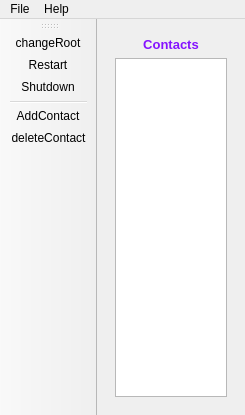
Before: the Qt Designer form client/qt/client.ui in LaKabane/tNETacle, drawn with Qt 5.
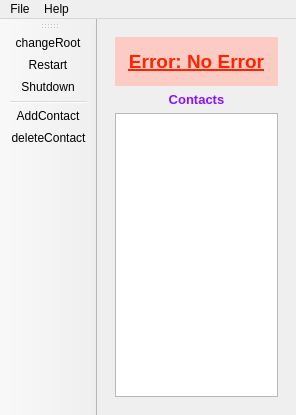
After: the same form once the commit is applied. Icons and pictures are not drawn.

Commit message: Now display error 3s in mainwindow.

The edit to the form file:
```diff
--- a/client/qt/client.ui
+++ b/client/qt/client.ui
@@ -6,7 +6,7 @@
    <rect>
     <x>0</x>
     <y>0</y>
-    <width>245</width>
+    <width>264</width>
     <height>415</height>
    </rect>
   </property>
@@ -22,10 +22,10 @@
   </property>
   <widget class="QWidget" name="centralwidget">
    <layout class="QGridLayout" name="gridLayout">
-    <item row="0" column="0">
+    <item row="1" column="0">
      <widget class="QWidget" name="widget" native="true">
       <layout class="QGridLayout" name="gridLayout_2">
-       <item row="0" column="0">
+       <item row="1" column="0">
         <widget class="QLabel" name="ContactsLabel">
          <property name="text">
           <string>&lt;!DOCTYPE HTML PUBLIC &quot;-//W3C//DTD HTML 4.0//EN&quot; &quot;http://www.w3.org/TR/REC-html40/strict.dtd&quot;&gt;
@@ -36,8 +36,494 @@
          </property>
         </widget>
        </item>
-       <item row="1" column="0">
-        <widget class="QListWidget" name="ContactsList"/>
+       <item row="2" column="0">
+        <widget class="QListWidget" name="ContactsList">
+         <property name="font">
+          <font>
+           <weight>50</weight>
+           <bold>false</bold>
+          </font>
+         </property>
+        </widget>
+       </item>
+       <item row="0" column="0">
+        <widget class="QWidget" name="error" native="true">
+         <property name="palette">
+          <palette>
+           <active>
+            <colorrole role="WindowText">
+             <brush brushstyle="SolidPattern">
+              <color alpha="255">
+               <red>0</red>
+               <green>0</green>
+               <blue>0</blue>
+              </color>
+             </brush>
+            </colorrole>
+            <colorrole role="Button">
+             <brush brushstyle="SolidPattern">
+              <color alpha="202">
+               <red>255</red>
+               <green>194</green>
+               <blue>184</blue>
+              </color>
+             </brush>
+            </colorrole>
+            <colorrole role="Light">
+             <brush brushstyle="SolidPattern">
+              <color alpha="202">
+               <red>255</red>
+               <green>255</green>
+               <blue>255</blue>
+              </color>
+             </brush>
+            </colorrole>
+            <colorrole role="Midlight">
+             <brush brushstyle="SolidPattern">
+              <color alpha="202">
+               <red>255</red>
+               <green>224</green>
+               <blue>219</blue>
+              </color>
+             </brush>
+            </colorrole>
+            <colorrole role="Dark">
+             <brush brushstyle="SolidPattern">
+              <color alpha="202">
+               <red>127</red>
+               <green>97</green>
+               <blue>92</blue>
+              </color>
+             </brush>
+            </colorrole>
+            <colorrole role="Mid">
+             <brush brushstyle="SolidPattern">
+              <color alpha="202">
+               <red>170</red>
+               <green>129</green>
+               <blue>123</blue>
+              </color>
+             </brush>
+            </colorrole>
+            <colorrole role="Text">
+             <brush brushstyle="SolidPattern">
+              <color alpha="255">
+               <red>0</red>
+               <green>0</green>
+               <blue>0</blue>
+              </color>
+             </brush>
+            </colorrole>
+            <colorrole role="BrightText">
+             <brush brushstyle="SolidPattern">
+              <color alpha="255">
+               <red>255</red>
+               <green>255</green>
+               <blue>255</blue>
+              </color>
+             </brush>
+            </colorrole>
+            <colorrole role="ButtonText">
+             <brush brushstyle="SolidPattern">
+              <color alpha="255">
+               <red>255</red>
+               <green>35</green>
+               <blue>0</blue>
+              </color>
+             </brush>
+            </colorrole>
+            <colorrole role="Base">
+             <brush brushstyle="SolidPattern">
+              <color alpha="255">
+               <red>255</red>
+               <green>255</green>
+               <blue>255</blue>
+              </color>
+             </brush>
+            </colorrole>
+            <colorrole role="Window">
+             <brush brushstyle="SolidPattern">
+              <color alpha="202">
+               <red>255</red>
+               <green>194</green>
+               <blue>184</blue>
+              </color>
+             </brush>
+            </colorrole>
+            <colorrole role="Shadow">
+             <brush brushstyle="SolidPattern">
+              <color alpha="255">
+               <red>216</red>
+               <green>147</green>
+               <blue>153</blue>
+              </color>
+             </brush>
+            </colorrole>
+            <colorrole role="HighlightedText">
+             <brush brushstyle="SolidPattern">
+              <color alpha="255">
+               <red>210</red>
+               <green>124</green>
+               <blue>154</blue>
+              </color>
+             </brush>
+            </colorrole>
+            <colorrole role="AlternateBase">
+             <brush brushstyle="SolidPattern">
+              <color alpha="228">
+               <red>255</red>
+               <green>224</green>
+               <blue>219</blue>
+              </color>
+             </brush>
+            </colorrole>
+            <colorrole role="ToolTipBase">
+             <brush brushstyle="SolidPattern">
+              <color alpha="255">
+               <red>255</red>
+               <green>255</green>
+               <blue>220</blue>
+              </color>
+             </brush>
+            </colorrole>
+            <colorrole role="ToolTipText">
+             <brush brushstyle="SolidPattern">
+              <color alpha="255">
+               <red>0</red>
+               <green>0</green>
+               <blue>0</blue>
+              </color>
+             </brush>
+            </colorrole>
+           </active>
+           <inactive>
+            <colorrole role="WindowText">
+             <brush brushstyle="SolidPattern">
+              <color alpha="255">
+               <red>0</red>
+               <green>0</green>
+               <blue>0</blue>
+              </color>
+             </brush>
+            </colorrole>
+            <colorrole role="Button">
+             <brush brushstyle="SolidPattern">
+              <color alpha="202">
+               <red>255</red>
+               <green>194</green>
+               <blue>184</blue>
+              </color>
+             </brush>
+            </colorrole>
+            <colorrole role="Light">
+             <brush brushstyle="SolidPattern">
+              <color alpha="202">
+               <red>255</red>
+               <green>255</green>
+               <blue>255</blue>
+              </color>
+             </brush>
+            </colorrole>
+            <colorrole role="Midlight">
+             <brush brushstyle="SolidPattern">
+              <color alpha="202">
+               <red>255</red>
+               <green>224</green>
+               <blue>219</blue>
+              </color>
+             </brush>
+            </colorrole>
+            <colorrole role="Dark">
+             <brush brushstyle="SolidPattern">
+              <color alpha="202">
+               <red>127</red>
+               <green>97</green>
+               <blue>92</blue>
+              </color>
+             </brush>
+            </colorrole>
+            <colorrole role="Mid">
+             <brush brushstyle="SolidPattern">
+              <color alpha="202">
+               <red>170</red>
+               <green>129</green>
+               <blue>123</blue>
+              </color>
+             </brush>
+            </colorrole>
+            <colorrole role="Text">
+             <brush brushstyle="SolidPattern">
+              <color alpha="255">
+               <red>0</red>
+               <green>0</green>
+               <blue>0</blue>
+              </color>
+             </brush>
+            </colorrole>
+            <colorrole role="BrightText">
+             <brush brushstyle="SolidPattern">
+              <color alpha="255">
+               <red>255</red>
+               <green>255</green>
+               <blue>255</blue>
+              </color>
+             </brush>
+            </colorrole>
+            <colorrole role="ButtonText">
+             <brush brushstyle="SolidPattern">
+              <color alpha="255">
+               <red>255</red>
+               <green>35</green>
+               <blue>0</blue>
+              </color>
+             </brush>
+            </colorrole>
+            <colorrole role="Base">
+             <brush brushstyle="SolidPattern">
+              <color alpha="255">
+               <red>255</red>
+               <green>255</green>
+               <blue>255</blue>
+              </color>
+             </brush>
+            </colorrole>
+            <colorrole role="Window">
+             <brush brushstyle="SolidPattern">
+              <color alpha="202">
+               <red>255</red>
+               <green>194</green>
+               <blue>184</blue>
+              </color>
+             </brush>
+            </colorrole>
+            <colorrole role="Shadow">
+             <brush brushstyle="SolidPattern">
+              <color alpha="255">
+               <red>216</red>
+               <green>147</green>
+               <blue>153</blue>
+              </color>
+             </brush>
+            </colorrole>
+            <colorrole role="HighlightedText">
+             <brush brushstyle="SolidPattern">
+              <color alpha="255">
+               <red>210</red>
+               <green>124</green>
+               <blue>154</blue>
+              </color>
+             </brush>
+            </colorrole>
+            <colorrole role="AlternateBase">
+             <brush brushstyle="SolidPattern">
+              <color alpha="228">
+               <red>255</red>
+               <green>224</green>
+               <blue>219</blue>
+              </color>
+             </brush>
+            </colorrole>
+            <colorrole role="ToolTipBase">
+             <brush brushstyle="SolidPattern">
+              <color alpha="255">
+               <red>255</red>
+               <green>255</green>
+               <blue>220</blue>
+              </color>
+             </brush>
+            </colorrole>
+            <colorrole role="ToolTipText">
+             <brush brushstyle="SolidPattern">
+              <color alpha="255">
+               <red>0</red>
+               <green>0</green>
+               <blue>0</blue>
+              </color>
+             </brush>
+            </colorrole>
+           </inactive>
+           <disabled>
+            <colorrole role="WindowText">
+             <brush brushstyle="SolidPattern">
+              <color alpha="202">
+               <red>127</red>
+               <green>97</green>
+               <blue>92</blue>
+              </color>
+             </brush>
+            </colorrole>
+            <colorrole role="Button">
+             <brush brushstyle="SolidPattern">
+              <color alpha="202">
+               <red>255</red>
+               <green>194</green>
+               <blue>184</blue>
+              </color>
+             </brush>
+            </colorrole>
+            <colorrole role="Light">
+             <brush brushstyle="SolidPattern">
+              <color alpha="202">
+               <red>255</red>
+               <green>255</green>
+               <blue>255</blue>
+              </color>
+             </brush>
+            </colorrole>
+            <colorrole role="Midlight">
+             <brush brushstyle="SolidPattern">
+              <color alpha="202">
+               <red>255</red>
+               <green>224</green>
+               <blue>219</blue>
+              </color>
+             </brush>
+            </colorrole>
+            <colorrole role="Dark">
+             <brush brushstyle="SolidPattern">
+              <color alpha="202">
+               <red>127</red>
+               <green>97</green>
+               <blue>92</blue>
+              </color>
+             </brush>
+            </colorrole>
+            <colorrole role="Mid">
+             <brush brushstyle="SolidPattern">
+              <color alpha="202">
+               <red>170</red>
+               <green>129</green>
+               <blue>123</blue>
+              </color>
+             </brush>
+            </colorrole>
+            <colorrole role="Text">
+             <brush brushstyle="SolidPattern">
+              <color alpha="202">
+               <red>127</red>
+               <green>97</green>
+               <blue>92</blue>
+              </color>
+             </brush>
+            </colorrole>
+            <colorrole role="BrightText">
+             <brush brushstyle="SolidPattern">
+              <color alpha="255">
+               <red>255</red>
+               <green>255</green>
+               <blue>255</blue>
+              </color>
+             </brush>
+            </colorrole>
+            <colorrole role="ButtonText">
+             <brush brushstyle="SolidPattern">
+              <color alpha="202">
+               <red>127</red>
+               <green>97</green>
+               <blue>92</blue>
+              </color>
+             </brush>
+            </colorrole>
+            <colorrole role="Base">
+             <brush brushstyle="SolidPattern">
+              <color alpha="202">
+               <red>255</red>
+               <green>194</green>
+               <blue>184</blue>
+              </color>
+             </brush>
+            </colorrole>
+            <colorrole role="Window">
+             <brush brushstyle="SolidPattern">
+              <color alpha="202">
+               <red>255</red>
+               <green>194</green>
+               <blue>184</blue>
+              </color>
+             </brush>
+            </colorrole>
+            <colorrole role="Shadow">
+             <brush brushstyle="SolidPattern">
+              <color alpha="255">
+               <red>216</red>
+               <green>147</green>
+               <blue>153</blue>
+              </color>
+             </brush>
+            </colorrole>
+            <colorrole role="HighlightedText">
+             <brush brushstyle="SolidPattern">
+              <color alpha="255">
+               <red>210</red>
+               <green>124</green>
+               <blue>154</blue>
+              </color>
+             </brush>
+            </colorrole>
+            <colorrole role="AlternateBase">
+             <brush brushstyle="SolidPattern">
+              <color alpha="202">
+               <red>255</red>
+               <green>194</green>
+               <blue>184</blue>
+              </color>
+             </brush>
+            </colorrole>
+            <colorrole role="ToolTipBase">
+             <brush brushstyle="SolidPattern">
+              <color alpha="255">
+               <red>255</red>
+               <green>255</green>
+               <blue>220</blue>
+              </color>
+             </brush>
+            </colorrole>
+            <colorrole role="ToolTipText">
+             <brush brushstyle="SolidPattern">
+              <color alpha="255">
+               <red>0</red>
+               <green>0</green>
+               <blue>0</blue>
+              </color>
+             </brush>
+            </colorrole>
+           </disabled>
+          </palette>
+         </property>
+         <property name="font">
+          <font>
+           <pointsize>14</pointsize>
+           <weight>75</weight>
+           <italic>false</italic>
+           <bold>true</bold>
+           <underline>true</underline>
+          </font>
+         </property>
+         <property name="autoFillBackground">
+          <bool>true</bool>
+         </property>
+         <layout class="QHBoxLayout" name="horizontalLayout">
+          <item>
+           <widget class="QPushButton" name="errorText">
+            <property name="autoFillBackground">
+             <bool>false</bool>
+            </property>
+            <property name="text">
+             <string>Error: No Error</string>
+            </property>
+            <property name="autoDefault">
+             <bool>false</bool>
+            </property>
+            <property name="default">
+             <bool>false</bool>
+            </property>
+            <property name="flat">
+             <bool>true</bool>
+            </property>
+           </widget>
+          </item>
+         </layout>
+        </widget>
        </item>
       </layout>
      </widget>
@@ -66,7 +552,7 @@
     <rect>
      <x>0</x>
      <y>0</y>
-     <width>245</width>
+     <width>264</width>
      <height>22</height>
     </rect>
    </property>
```
Left out of the diff: 28 changed lines with no effect on the pictures. The commit also changes 3 other files.
